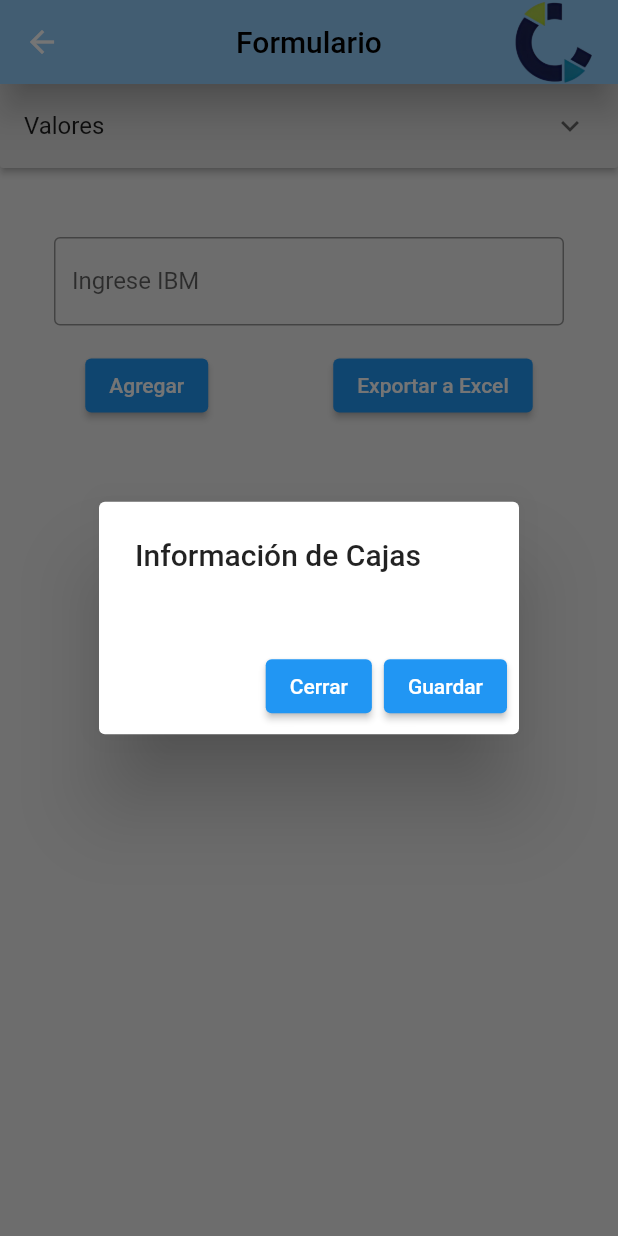
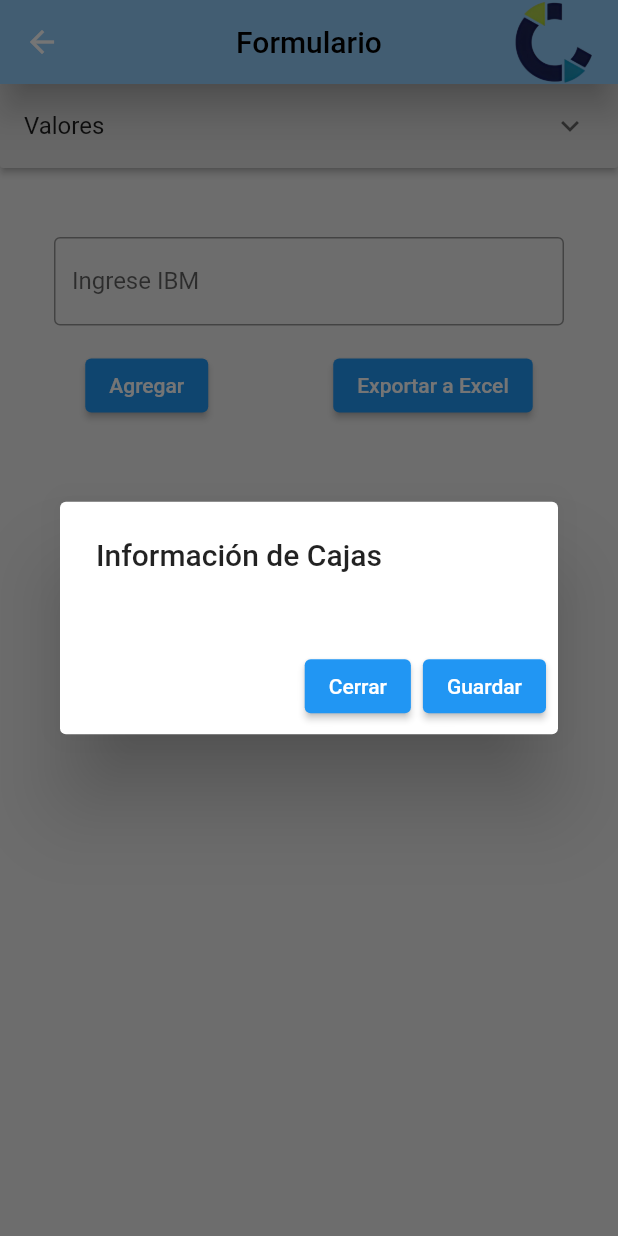
Before and after one commit to DuvanBonilla/CHECK_BOX, a Flutter app: the FormularioPage screen opened directly with empty values, after a tap on "Resumen", on a phone screen of 412 x 824 dp. Run offline on Flutter 3.47's test engine with Material 2 defaults, Android fonts, the phone set to English and light mode, and no system bars; our stand-ins replace open_file, shared_preferences; missing offline and left inert: excel, week_of_year; accounts and stored records are empty; Roboto replaces fonts that are missing (Times New Roman).

Commit message:
3er push se realizó la parte de editar, falta organizar total general en placa

```diff
--- a/lib/screen/formulario_page.dart
+++ b/lib/screen/formulario_page.dart
@@ -736,15 +736,11 @@ class _FormularioPageState extends State<FormularioPage> {
                         builder: (BuildContext context) {
                           return AlertDialog(
                             title: const Text('Información de Cajas'),
-                            content: SingleChildScrollView(
-                              child: ConstrainedBox(
-                                constraints: BoxConstraints(
-                                  maxHeight:
-                                      MediaQuery.of(context).size.height * 0.5,
-                                ),
-                                child: Column(
-                                  mainAxisSize: MainAxisSize.min,
-                                  mainAxisAlignment: MainAxisAlignment.start,
+                            content: Container(
+                              width: double
+                                  .maxFinite, // Establecer el ancho máximo
+                              child: SingleChildScrollView(
+                                child: ListBody(
                                   children: summaryList
                                       .map((summary) => Text(summary))
                                       .toList(),
@@ -769,6 +765,8 @@ class _FormularioPageState extends State<FormularioPage> {
                                     tapaController.clear();
                                     _textEditingController.clear();
                                     // placaController.clear();
+
+                                    print(_summaryList);
                                   });
                                   Navigator.of(context).pop();
                                 },
```
Also changed, not shown: lib/screen/resumen_trazabilidad.dart (+27 -21 lines).
